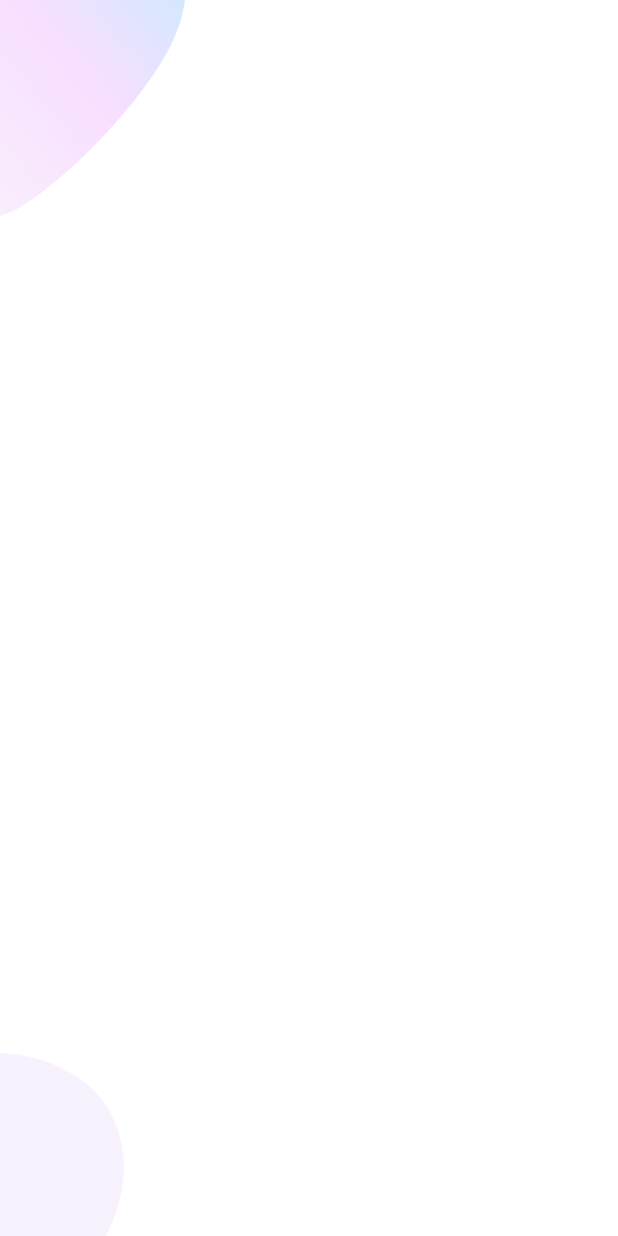
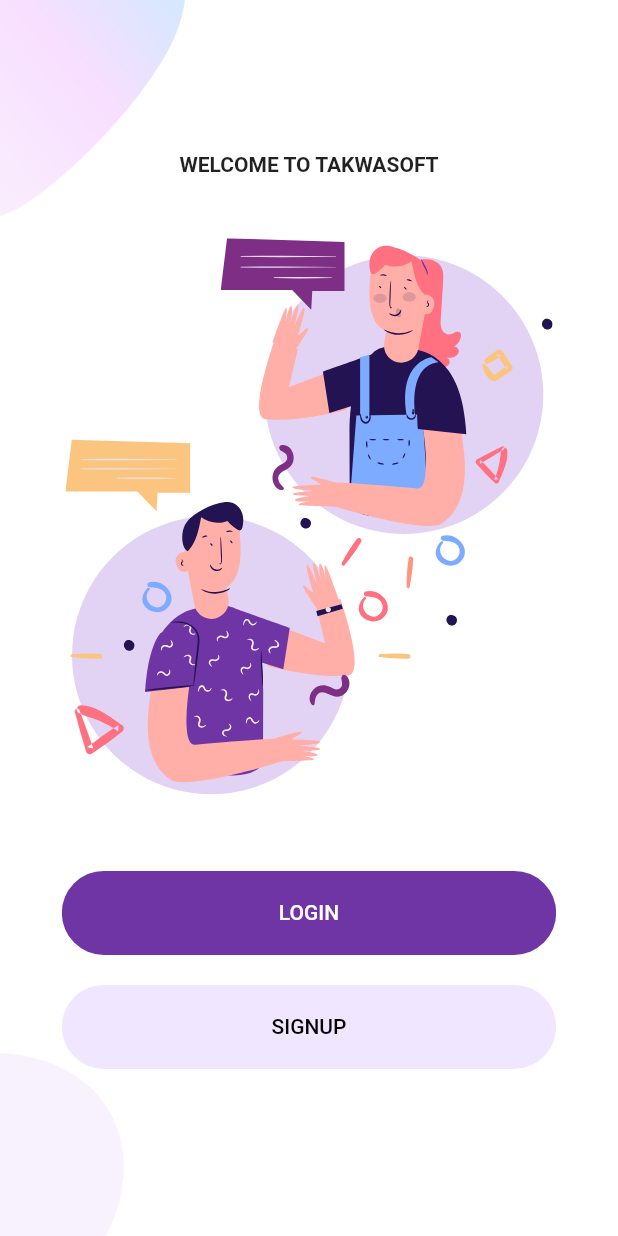
Before and after one commit to jabed3700/login_signin-flutter-ui, a Flutter app: the screen it shows after launch, on a phone screen of 412 x 824 dp. Run offline on Flutter 3.47's test engine with Material 2 defaults, Android fonts, the phone set to English and light mode, and no system bars; our stand-ins replace flutter_svg.

Commit message:
complete welcome screen

```diff
--- /dev/null
+++ b/lib/Screens/Welcome/component/background.dart
@@ -0,0 +1,40 @@
+import 'package:flutter/material.dart';
+
+class Background extends StatelessWidget {
+  final Widget child;
+  const Background({
+    Key? key,
+    required this.child,
+  }) : super(key: key);
+
+  @override
+  Widget build(BuildContext context) {
+    Size size = MediaQuery.of(context).size;
+    return Container(
+      height: size.height,
+      width: double.infinity,
+      child: Stack(
+        alignment: Alignment.center,
+        children: [
+          Positioned(
+            top: 0,
+            left: 0,
+            child: Image.asset(
+              "assets/images/main_top.png",
+              width: size.width * .3,
+            ),
+          ),
+          Positioned(
+            left: 0,
+            bottom: 0,
+            child: Image.asset(
+              "assets/images/main_bottom.png",
+              width: size.width * .2,
+            ),
+          ),
+          child,
+        ],
+      ),
+    );
+  }
+}
--- a/lib/Screens/Welcome/component/body.dart
+++ b/lib/Screens/Welcome/component/body.dart
@@ -1,4 +1,9 @@
 import 'package:flutter/material.dart';
+import 'package:flutter_svg/svg.dart';
+import 'package:login/component/rounded_button.dart';
+import 'package:login/constant.dart';
+
+import 'background.dart';
 
 class Body extends StatelessWidget {
   const Body({Key? key}) : super(key: key);
@@ -6,30 +11,38 @@ class Body extends StatelessWidget {
   @override
   Widget build(BuildContext context) {
     Size size = MediaQuery.of(context).size;
-
-    return Container(
-      height: size.height,
-      width: double.infinity,
-      child: Stack(
-        alignment: Alignment.center,
-        children: [
-          Positioned(
-            top: 0,
-            left: 0,
-            child: Image.asset(
-              "assets/images/main_top.png",
-              width: size.width * .3,
+    return Background(
+      child: SingleChildScrollView(
+        child: Column(
+          mainAxisAlignment: MainAxisAlignment.center,
+          children: [
+            Text(
+              "WELCOME TO TAKWASOFT",
+              style: TextStyle(fontWeight: FontWeight.bold),
             ),
-          ),
-          Positioned(
-            left: 0,
-            bottom: 0,
-            child: Image.asset(
-              "assets/images/main_bottom.png",
-              width: size.width * .2,
+            SizedBox(
+              height: size.height * .05,
             ),
-          )
-        ],
+            SvgPicture.asset(
+              "assets/icons/chat.svg",
+              height: size.height * .45,
+            ),
+            SizedBox(
+              height: size.height * .05,
+            ),
+            RoundedButton(
+              press: () {},
+              text: 'LOGIN',
+              color: kPrimaryColor,
+            ),
+            RoundedButton(
+              press: () {},
+              text: 'SIGNUP',
+              color: kPrimaryLightColor,
+              textColor: Colors.black,
+            ),
+          ],
+        ),
       ),
     );
   }
--- /dev/null
+++ b/lib/component/rounded_button.dart
@@ -0,0 +1,38 @@
+import 'package:flutter/material.dart';
+
+import '../constant.dart';
+
+class RoundedButton extends StatelessWidget {
+  final String text;
+  final VoidCallback press;
+  final Color color, textColor; //5.33 min
+
+  const RoundedButton({
+    Key? key,
+    required this.text,
+    required this.press,
+    this.textColor = Colors.white,
+    required this.color,
+  }) : super(key: key);
+
+  @override
+  Widget build(BuildContext context) {
+    Size size = MediaQuery.of(context).size;
+    return Container(
+      width: size.width * .8,
+      margin: EdgeInsets.symmetric(vertical: 10.0),
+      child: ClipRRect(
+        borderRadius: BorderRadius.circular(29),
+        child: FlatButton(
+          color: color,
+          padding: EdgeInsets.symmetric(vertical: 20.0, horizontal: 40.0),
+          onPressed: press,
+          child: Text(
+            text,
+            style: TextStyle(color: textColor),
+          ),
+        ),
+      ),
+    );
+  }
+}
```
